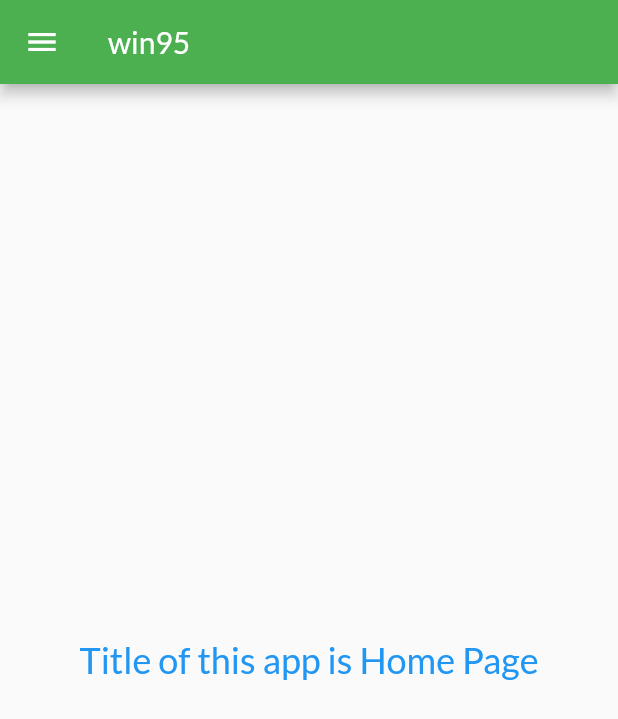
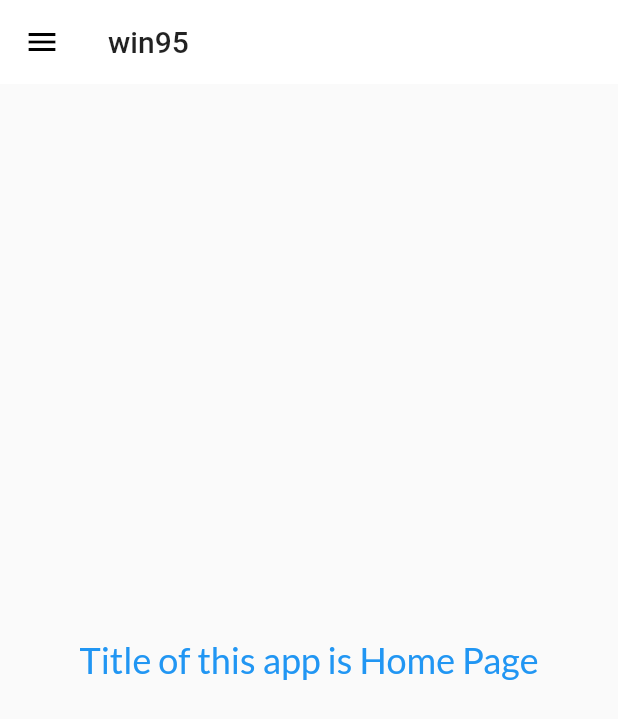
Before and after one commit to TarunSaini063/flutter-course, a Flutter app: the screen it shows after launch, on a phone screen of 412 x 824 dp. Shown: the top 719 px of the screen. Run offline on Flutter 3.47's test engine with Material 2 defaults, Android fonts, the phone set to English and light mode, and no system bars; our stand-ins replace google_fonts.

Commit message:
update main for universal theme

```diff
--- a/lib/main.dart
+++ b/lib/main.dart
@@ -1,7 +1,7 @@
 import 'package:flutter/material.dart';
 import 'package:flutter_starter/pages/login-page.dart';
 import 'package:flutter_starter/utils/MyRoutes.dart';
-import 'package:google_fonts/google_fonts.dart';
+import 'package:flutter_starter/widgets/MyThemes.dart';
 
 import 'pages/MyHomePage.dart';
 
@@ -16,13 +16,8 @@ class MyApp extends StatelessWidget {
     return MaterialApp(
       title: 'Flutter Demo',
       themeMode: ThemeMode.light,
-      theme: ThemeData(
-        primarySwatch: Colors.green,
-        fontFamily: GoogleFonts.lato().fontFamily
-      ),
-      darkTheme: ThemeData(
-          primarySwatch: Colors.orange
-      ),
+      theme: MyThemes.lightTheme(context),
+      darkTheme: MyThemes.darkTheme(context),
       initialRoute: MyRoutes.homeRoutes,
       routes: {
         "/" : (context) => LoginPage(title: "Login Page",),
```
